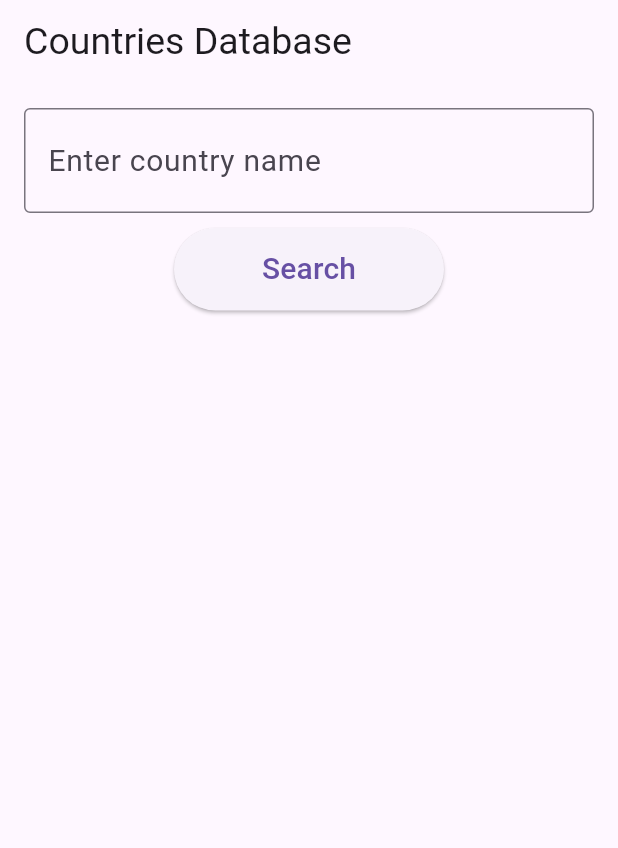
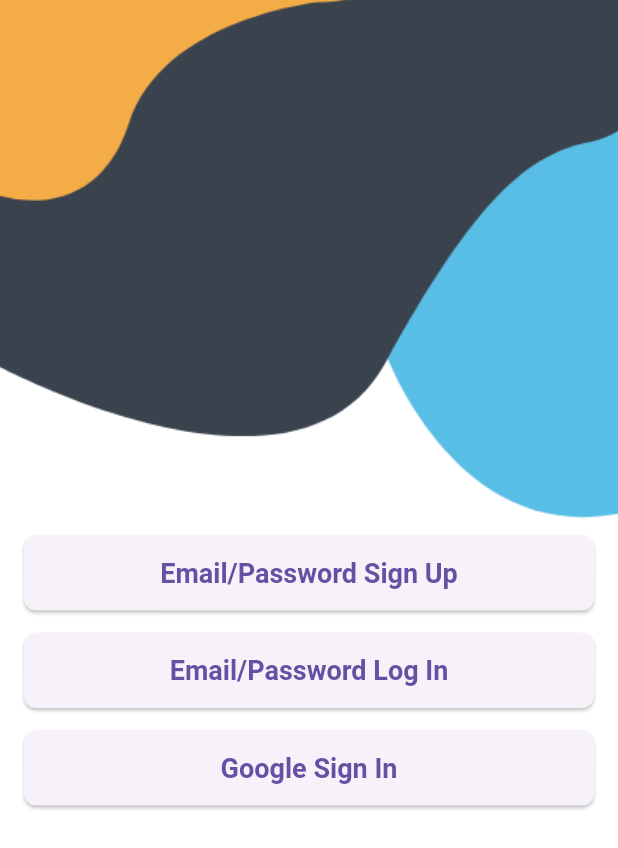
Before and after one commit to VinayPapnoi/BRL_Task_2_-Country-Database-, a Flutter app: the screen it shows after launch, on a phone screen of 412 x 824 dp. Shown: the top 848 px of the screen. Run offline on Flutter 3.47's test engine with Material 3 defaults, Android fonts, the phone set to English and light mode, and no system bars; our stand-ins replace firebase_auth, firebase_core, google_sign_in; accounts and stored records are empty.

Commit message:
added the login and signin screens from my previous task

```diff
--- a/lib/main.dart
+++ b/lib/main.dart
@@ -1,7 +1,18 @@
 import 'package:flutter/material.dart';
+import 'package:provider/provider.dart';
+import 'package:firebase_core/firebase_core.dart';
+import 'package:firebase_auth/firebase_auth.dart';
+
+import 'firebase_options.dart';
 import 'screens/home_screen.dart';
+import 'screens/login_screen.dart';
+import 'screens/signup_email_password_screen.dart';
+import 'screens/login_email_password_screen.dart';
+import 'services/firebase_auth_methods.dart';
 
-void main() {
+void main() async {
+  WidgetsFlutterBinding.ensureInitialized();
+  await Firebase.initializeApp(options: DefaultFirebaseOptions.currentPlatform);
   runApp(const MyApp());
 }
 
@@ -10,10 +21,42 @@
 
   @override
   Widget build(BuildContext context) {
-    return const MaterialApp(
-      debugShowCheckedModeBanner: false,
-      title: 'BRL Task 2',
-      home: HomeScreen(),
+    return MultiProvider(
+      providers: [
+        Provider<FirebaseAuthMethods>(
+          create: (_) => FirebaseAuthMethods(FirebaseAuth.instance),
+        ),
+        StreamProvider<User?>(
+          create: (context) => context.read<FirebaseAuthMethods>().authState,
+          initialData: null,
+        ),
+      ],
+      child: MaterialApp(
+        title: 'BRL Task 2',
+        debugShowCheckedModeBanner: false,
+        theme: ThemeData(primarySwatch: Colors.blue),
+        home: const AuthWrapper(),
+        routes: {
+          EmailPasswordSignup.routeName: (context) =>
+              const EmailPasswordSignup(),
+          EmailPasswordLogin.routeName: (context) => EmailPasswordLogin(),
+        },
+      ),
     );
   }
 }
+
+class AuthWrapper extends StatelessWidget {
+  const AuthWrapper({super.key});
+
+  @override
+  Widget build(BuildContext context) {
+    final firebaseUser = context.watch<User?>();
+
+    if (firebaseUser != null) {
+      return const HomeScreen();
+    } else {
+      return const LoginScreen();
+    }
+  }
+}
--- /dev/null
+++ b/lib/screens/login_screen.dart
@@ -0,0 +1,84 @@
+import 'package:flutter/material.dart';
+import 'package:provider/provider.dart';
+import 'package:brl_task_2/services/firebase_auth_methods.dart';
+import 'package:brl_task_2/widgets/custom_button.dart';
+import 'package:brl_task_2/screens/signup_email_password_screen.dart';
+import 'package:brl_task_2/screens/login_email_password_screen.dart';
+
+class LoginScreen extends StatefulWidget {
+  const LoginScreen({super.key});
+
+  @override
+  State<LoginScreen> createState() => _LoginScreenState();
+}
+
+class _LoginScreenState extends State<LoginScreen> {
+  @override
+  Widget build(BuildContext context) {
+    return Scaffold(
+      body: Stack(
+        children: [
+          SizedBox.expand(
+            child: Image.asset(
+              'assets/login.png',
+              fit: BoxFit.cover,
+            ),
+          ),
+
+          SafeArea(
+            child: Padding(
+              padding: const EdgeInsets.all(16.0),
+              child: Column(
+                mainAxisAlignment: MainAxisAlignment.center,
+                crossAxisAlignment: CrossAxisAlignment.stretch,
+                children: [
+                  const Text(
+                    "Welcome",
+                    textAlign: TextAlign.center,
+                    style: TextStyle(
+                      fontSize: 28,
+                      fontWeight: FontWeight.bold,
+                      color: Colors.white,
+                    ),
+                  ),
+                  const SizedBox(height: 30),
+
+                  CustomButton(
+                    onTap: () {
+                      Navigator.pushNamed(
+                        context,
+                        EmailPasswordSignup.routeName,
+                      );
+                    },
+                    text: 'Email/Password Sign Up',
+                  ),
+                  const SizedBox(height: 15),
+
+                  CustomButton(
+                    onTap: () {
+                      Navigator.pushNamed(
+                        context,
+                        EmailPasswordLogin.routeName,
+                      );
+                    },
+                    text: 'Email/Password Log In',
+                  ),
+                  const SizedBox(height: 15),
+
+                  CustomButton(
+                    onTap: () {
+                      context.read<FirebaseAuthMethods>().signInWithGoogle(
+                        context,
+                      );
+                    },
+                    text: 'Google Sign In',
+                  ),
+                ],
+              ),
+            ),
+          ),
+        ],
+      ),
+    );
+  }
+}
--- /dev/null
+++ b/lib/widgets/custom_button.dart
@@ -0,0 +1,28 @@
+import 'package:flutter/material.dart';
+
+class CustomButton extends StatelessWidget {
+  final String text;
+  final VoidCallback onTap;
+
+  const CustomButton({
+    super.key,
+    required this.text,
+    required this.onTap,
+  });
+
+  @override
+  Widget build(BuildContext context) {
+    return ElevatedButton(
+      style: ElevatedButton.styleFrom(
+        minimumSize: const Size(double.infinity, 50), // taller button
+        textStyle: const TextStyle(fontSize: 18, fontWeight: FontWeight.w600),
+        padding: const EdgeInsets.symmetric(vertical: 14),
+        shape: RoundedRectangleBorder(
+          borderRadius: BorderRadius.circular(8), // smoother edges
+        ),
+      ),
+      onPressed: onTap,
+      child: Text(text),
+    );
+  }
+}
--- a/pubspec.yaml
+++ b/pubspec.yaml
@@ -9,10 +9,13 @@
 
 dependencies:
   cupertino_icons: ^1.0.8
+  firebase_auth: ^6.1.0
   firebase_core: ^4.1.1
   flutter:
     sdk: flutter
+  google_sign_in: ^6.2.1
   http: ^1.1.0
+  provider: ^6.1.5+1
 
 dev_dependencies:
   flutter_lints: ^5.0.0
@@ -23,3 +26,5 @@
   uses-material-design: true
   assets:
     - assets/loading.gif
+    - assets/login.png
+    - assets/register.png
```
Also changed, not shown: lib/screens/login_email_password_screen.dart (added, +123 -0 lines), lib/screens/password_reset_screen.dart (added, +71 -0 lines), lib/screens/signup_email_password_screen.dart (added, +127 -0 lines), lib/services/firebase_auth_methods.dart (added, +127 -0 lines), lib/utils/showSnackBar.dart (added, +12 -0 lines), lib/widgets/custom_textfield.dart (added, +34 -0 lines), assets/login.png (added), assets/register.png (added), lib/widgets/showSnackBar.dart (added), pubspec.lock, 3 other files.
